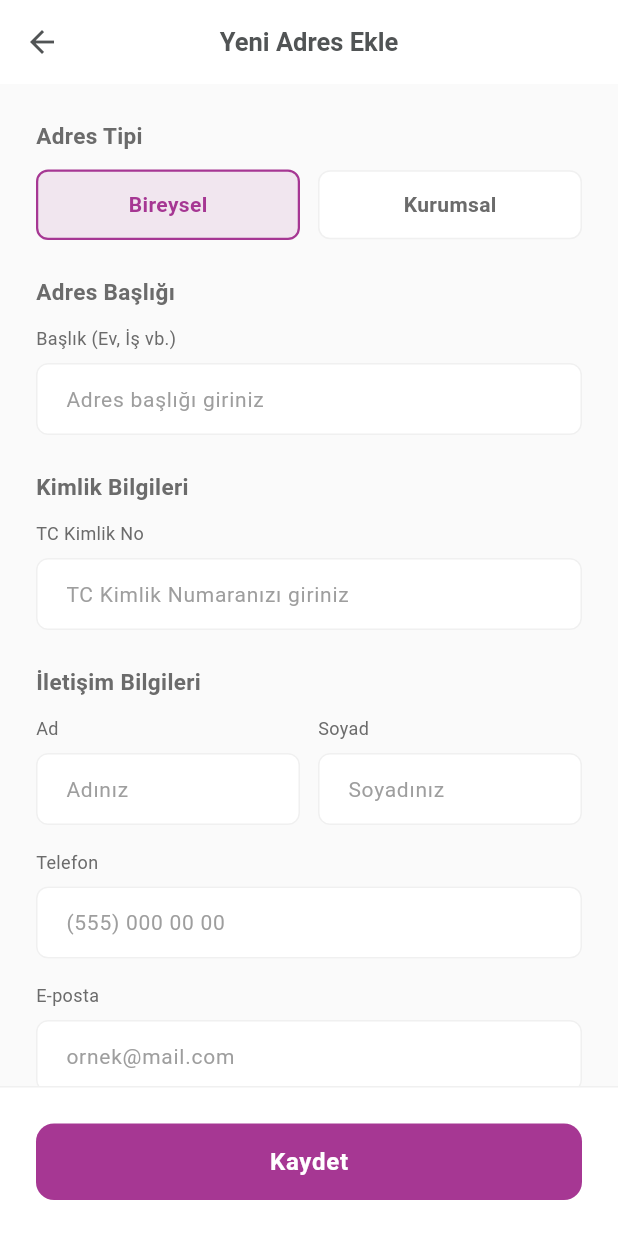
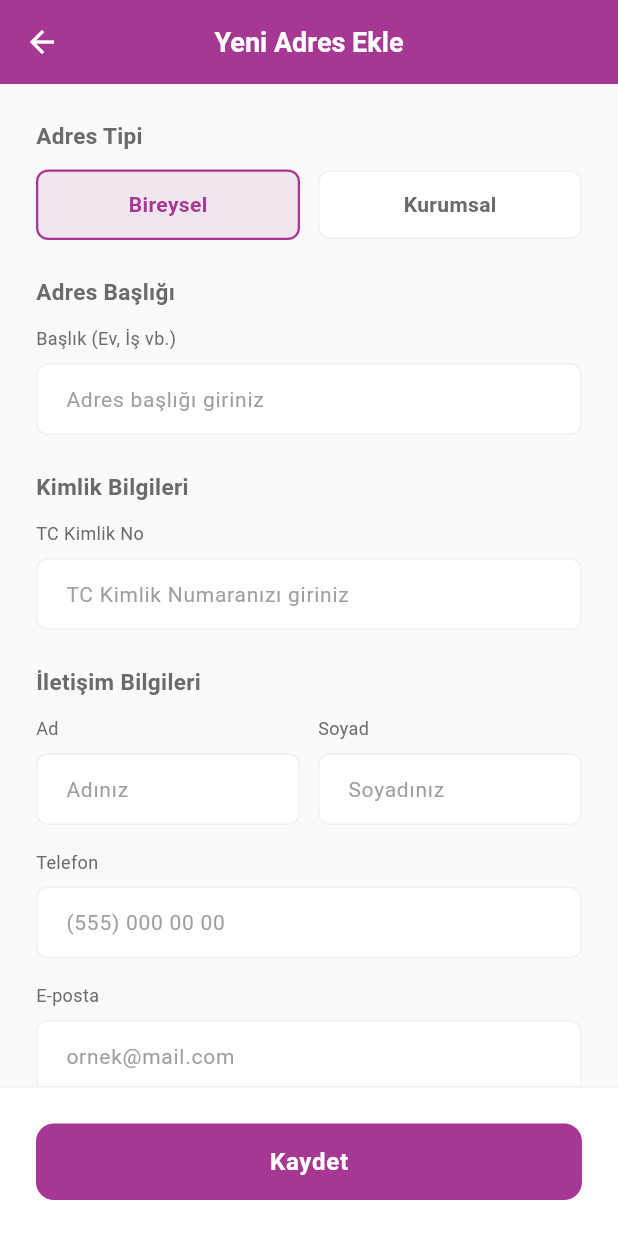
Before and after one commit to gorkemoa/canvas701, a Flutter app: the _AddressView screen opened directly, after a tap on the "add" icon, on a phone screen of 412 x 824 dp. Run offline on Flutter 3.47's test engine with Material 3 defaults, Android fonts, the light colour scheme and no system bars; our stand-ins replace cached_network_image, image_cropper, image_picker, package_info_plus, shared_preferences; accounts and stored records are empty; network calls fail.

Commit message:
style: Update AppBar appearance in profile address pages to primary background with white text and icons.

```diff
--- a/lib/canvas701/view/profile/add_address_page.dart
+++ b/lib/canvas701/view/profile/add_address_page.dart
@@ -126,10 +126,17 @@ class _AddAddressViewState extends State<_AddAddressView> {
       appBar: AppBar(
         title: const Text(
           'Yeni Adres Ekle',
-          style: Canvas701Typography.titleLarge,
+          style: TextStyle(
+            fontSize: 18,
+            fontWeight: FontWeight.w600,
+            color: Colors.white,
+          ),
         ),
-        backgroundColor: Canvas701Colors.surface,
-        foregroundColor: Canvas701Colors.textPrimary,
+        backgroundColor: Canvas701Colors.primary,
+        foregroundColor: Colors.white, // geri ikon + title
+        iconTheme: const IconThemeData(
+          color: Colors.white, // geri ikon kesin beyaz
+        ),
         elevation: 0,
         centerTitle: true,
       ),
--- a/lib/canvas701/view/profile/address_page.dart
+++ b/lib/canvas701/view/profile/address_page.dart
@@ -31,9 +31,17 @@ class _AddressViewState extends State<_AddressView> {
     return Scaffold(
       backgroundColor: Canvas701Colors.background,
       appBar: AppBar(
-        title: const Text('Adreslerim', style: Canvas701Typography.titleLarge),
-        backgroundColor: Canvas701Colors.surface,
-        foregroundColor: Canvas701Colors.textPrimary,
+        title: const Text(
+          'Adreslerim',
+          style: TextStyle(
+            fontSize: 18,
+            fontWeight: FontWeight.w600,
+            color: Colors.white,
+          ),
+        ),
+        backgroundColor: Canvas701Colors.primary,
+        foregroundColor: Colors.white,
+        iconTheme: const IconThemeData(color: Colors.white),
         elevation: 0,
         centerTitle: true,
       ),
```
